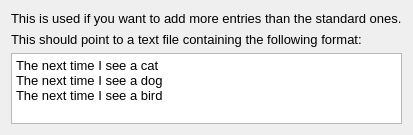
The window that MILD/examplebox.ui (jchallenger1/Mild-Prospective-Memory) describes before a commit, drawn with Qt 5.
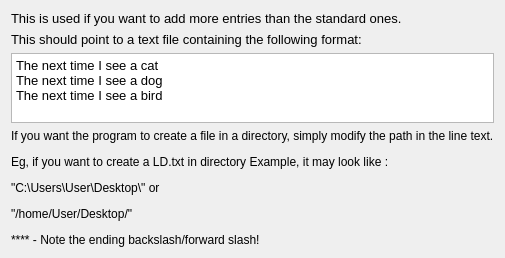
The same window after the commit.

Commit message: changed UI, switched types.

```diff
--- a/MILD/examplebox.ui
+++ b/MILD/examplebox.ui
@@ -6,14 +6,14 @@
    <rect>
     <x>0</x>
     <y>0</y>
-    <width>412</width>
-    <height>135</height>
+    <width>466</width>
+    <height>254</height>
    </rect>
   </property>
   <property name="maximumSize">
    <size>
-    <width>412</width>
-    <height>135</height>
+    <width>600</width>
+    <height>600</height>
    </size>
   </property>
   <property name="windowTitle">
@@ -69,6 +69,16 @@
      </property>
     </widget>
    </item>
+   <item>
+    <widget class="QLabel" name="label_3">
+     <property name="text">
+      <string>&lt;html&gt;&lt;head/&gt;&lt;body&gt;&lt;p&gt;If you want the program to create a file in a directory, simply modify the path in the line text.&lt;/p&gt;&lt;p&gt;Eg, if you want to create a LD.txt in directory Example, it may look like :&lt;/p&gt;&lt;p&gt;&amp;quot;C:\Users\User\Desktop\&amp;quot; or&lt;/p&gt;&lt;p&gt;&amp;quot;/home/User/Desktop/&amp;quot; &lt;/p&gt;&lt;p&gt;**** - Note the ending backslash/forward slash!&lt;/p&gt;&lt;/body&gt;&lt;/html&gt;</string>
+     </property>
+     <property name="margin">
+      <number>0</number>
+     </property>
+    </widget>
+   </item>
   </layout>
  </widget>
  <layoutdefault spacing="6" margin="11"/>
```
The commit also changes 5 other files.
